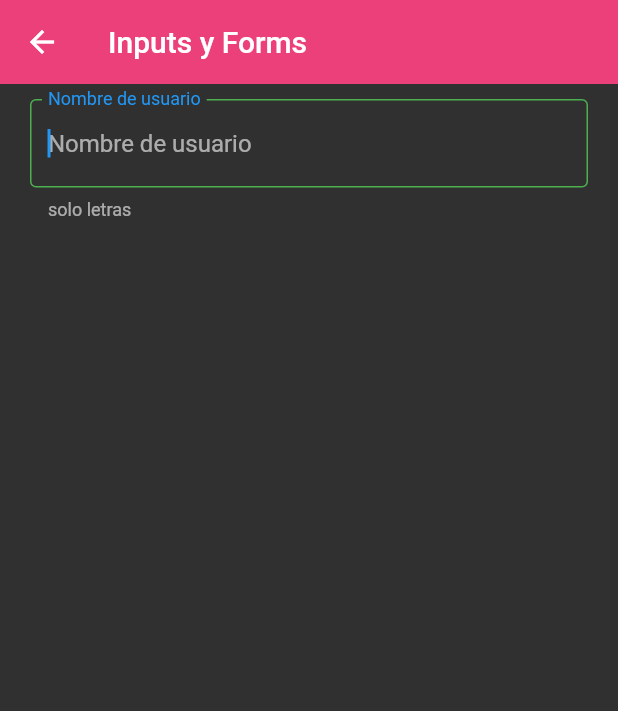
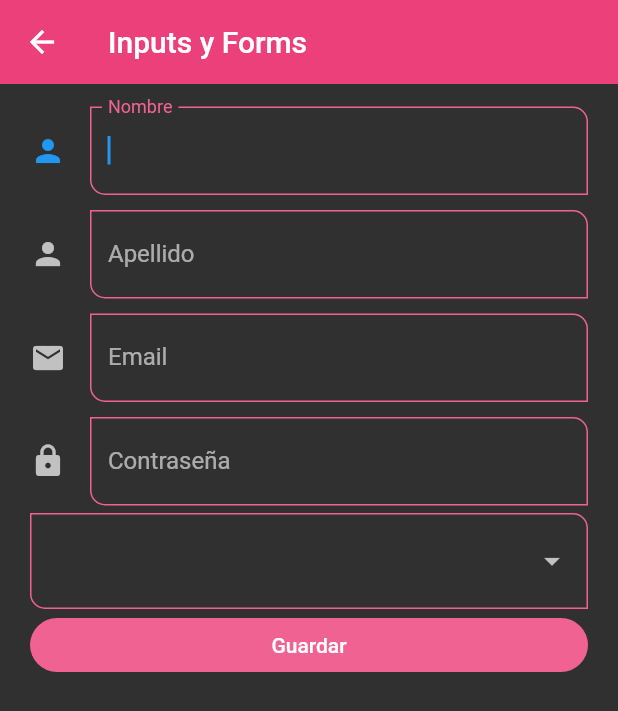
Before and after one commit to Garuda127/flutter_components, a Flutter app: the InputScreen screen opened by its route, on a phone screen of 412 x 824 dp. Shown: the top 711 px of the screen. Run offline on Flutter 3.47's test engine with Material 2 defaults, Android fonts, the phone set to English and light mode, and no system bars.

Commit message:
FormScreen

```diff
--- a/lib/Screens/inputs_screen.dart
+++ b/lib/Screens/inputs_screen.dart
@@ -1,10 +1,21 @@
+import 'package:flutter/foundation.dart';
 import 'package:flutter/material.dart';
+
+import '../widgets/widgets_import.dart' show CustomInputField;
 
 class InputScreen extends StatelessWidget {
   const InputScreen({Key? key}) : super(key: key);
 
   @override
   Widget build(BuildContext context) {
+    final GlobalKey<FormState> myFormKey = GlobalKey<FormState>();
+    final Map<String, String> formValues = {
+      'first_name': 'Martin',
+      'last_name': 'Lara',
+      'email': 'correo@hotmail.com',
+      'role': 'Admin',
+      'password': 'martin1234',
+    };
     return Scaffold(
       appBar: AppBar(
         title: const Text('Inputs y Forms'),
@@ -12,33 +23,82 @@ class InputScreen extends StatelessWidget {
       body: SingleChildScrollView(
         child: Padding(
           padding: const EdgeInsets.symmetric(horizontal: 20, vertical: 10),
+          child: Form(
+            key: myFormKey,
             child: Column(
               children: [
-              TextFormField(
-                autofocus: true,
-                textCapitalization: TextCapitalization.words,
-                onChanged: (value) {},
-                validator: (value) {
-                  if (value == '') return "este campo es requerido";
-                  return value!.length < 3 ? 'Minimo de 3 letras' : null;
-                },
-                autovalidateMode: AutovalidateMode.onUserInteraction,
-                decoration: const InputDecoration(
-                  focusedBorder: OutlineInputBorder(
-                    borderSide: BorderSide(color: Colors.green),
+                CustomInputField(
+                  labelText: 'Nombre',
+                  icon: Icons.person,
+                  formProperty: 'first_name',
+                  formValues: formValues,
                 ),
-                  hintText: 'Nombre de usuario',
-                  labelText: 'Nombre de usuario',
-                  helperText: 'solo letras',
-                  border: OutlineInputBorder(
-                    borderRadius: BorderRadius.only(
-                      bottomLeft: Radius.circular(10),
-                      topRight: Radius.circular(10),
+                CustomInputField(
+                  labelText: 'Apellido',
+                  icon: Icons.person,
+                  formProperty: 'last_name',
+                  formValues: formValues,
                 ),
+                CustomInputField(
+                  labelText: 'Email',
+                  icon: Icons.email,
+                  keyboardType: TextInputType.emailAddress,
+                  formProperty: 'email',
+                  formValues: formValues,
                 ),
+                CustomInputField(
+                  labelText: 'Contraseña',
+                  keyboardType: TextInputType.visiblePassword,
+                  isPassword: true,
+                  icon: Icons.lock,
+                  formProperty: 'password',
+                  formValues: formValues,
                 ),
+                DropdownButtonFormField<String>(
+                  items: const [
+                    DropdownMenuItem(
+                      value: 'Admin',
+                      child: Text('Admin'),
+                    ),
+                    DropdownMenuItem(
+                      value: 'SuperUser',
+                      child: Text('SuperUser'),
+                    ),
+                    DropdownMenuItem(
+                      value: 'User',
+                      child: Text('User'),
                     ),
                   ],
+                  onChanged: (value) {
+                    if (kDebugMode) {
+                      print(value);
+                    }
+                    formValues['role'] = value ?? 'User';
+                  },
+                ),
+                ElevatedButton(
+                  onPressed: () {
+                    /// Una solución alternativa para ocultar el teclado cuando el usuario presiona el
+                    /// botón.
+                    FocusScope.of(context).requestFocus(FocusNode());
+                    //
+                    if (!myFormKey.currentState!.validate()) {
+                      if (kDebugMode) {
+                        print('Form no valido');
+                      }
+                    } else {
+                      if (kDebugMode) {
+                        print(formValues);
+                      }
+                    }
+                  },
+                  child: const SizedBox(
+                    width: double.infinity,
+                    child: Center(child: Text('Guardar')),
+                  ),
+                )
+              ],
+            ),
           ),
         ),
       ),
--- a/lib/theme/app_theme.dart
+++ b/lib/theme/app_theme.dart
@@ -16,10 +16,36 @@ class AppTheme {
     textButtonTheme: TextButtonThemeData(
       style: TextButton.styleFrom(foregroundColor: textButtom),
     ),
+    //*elevatede button
     elevatedButtonTheme: ElevatedButtonThemeData(
       style: ElevatedButton.styleFrom(
           backgroundColor: AppTheme.primary,
           shape: const StadiumBorder(),
           elevation: 0.0),
-      ));
+    ),
+    //*input decoration theme
+    inputDecorationTheme: InputDecorationTheme(
+      floatingLabelStyle: TextStyle(color: primary),
+      enabledBorder: OutlineInputBorder(
+        borderSide: BorderSide(color: primary),
+        borderRadius: const BorderRadius.only(
+          bottomLeft: Radius.circular(10),
+          topRight: Radius.circular(10),
+        ),
+      ),
+      focusedBorder: OutlineInputBorder(
+        borderSide: BorderSide(color: primary),
+        borderRadius: const BorderRadius.only(
+          bottomLeft: Radius.circular(10),
+          topRight: Radius.circular(10),
+        ),
+      ),
+      border: const OutlineInputBorder(
+        borderRadius: BorderRadius.only(
+          bottomLeft: Radius.circular(10),
+          topRight: Radius.circular(10),
+        ),
+      ),
+    ),
+  );
 }
--- /dev/null
+++ b/lib/widgets/custom_input_field.dart
@@ -0,0 +1,56 @@
+import 'package:flutter/material.dart';
+
+class CustomInputField extends StatelessWidget {
+  final String? hintText;
+  final String? counterText;
+  final String? helperText;
+  final IconData? icon;
+  final IconData? suffixIcon;
+  final String? labelText;
+  final TextInputType? keyboardType;
+  final bool? isPassword;
+  final String formProperty;
+  final Map<String, String> formValues;
+  const CustomInputField({
+    Key? key,
+    this.hintText,
+    this.counterText,
+    this.helperText,
+    this.icon,
+    this.suffixIcon,
+    this.labelText,
+    this.keyboardType,
+    this.isPassword,
+    required this.formProperty,
+    required this.formValues,
+  }) : super(key: key);
+
+  @override
+  Widget build(BuildContext context) {
+    return Padding(
+      padding: const EdgeInsets.symmetric(vertical: 5.0),
+      child: TextFormField(
+        obscureText: isPassword == null ? false : true,
+        keyboardType: keyboardType,
+        autofocus: true,
+        textCapitalization: TextCapitalization.words,
+        onChanged: (value) {
+          formValues[formProperty] = value;
+        },
+        validator: (value) {
+          if (value == '') return "este campo es requerido";
+          return value!.length < 3 ? 'Minimo de 3 letras' : null;
+        },
+        autovalidateMode: AutovalidateMode.onUserInteraction,
+        decoration: InputDecoration(
+          labelText: labelText,
+          hintText: hintText,
+          counterText: counterText,
+          helperText: helperText,
+          icon: icon == null ? null : Icon(icon),
+          suffix: suffixIcon == null ? null : Icon(suffixIcon),
+        ),
+      ),
+    );
+  }
+}
--- a/lib/widgets/widgets_import.dart
+++ b/lib/widgets/widgets_import.dart
@@ -1,2 +1,3 @@
 export 'custom_card_type_1.dart';
 export 'custom_card_type_2.dart';
+export 'custom_input_field.dart';
```
Lines whose indentation alone changed are shown as unchanged.
